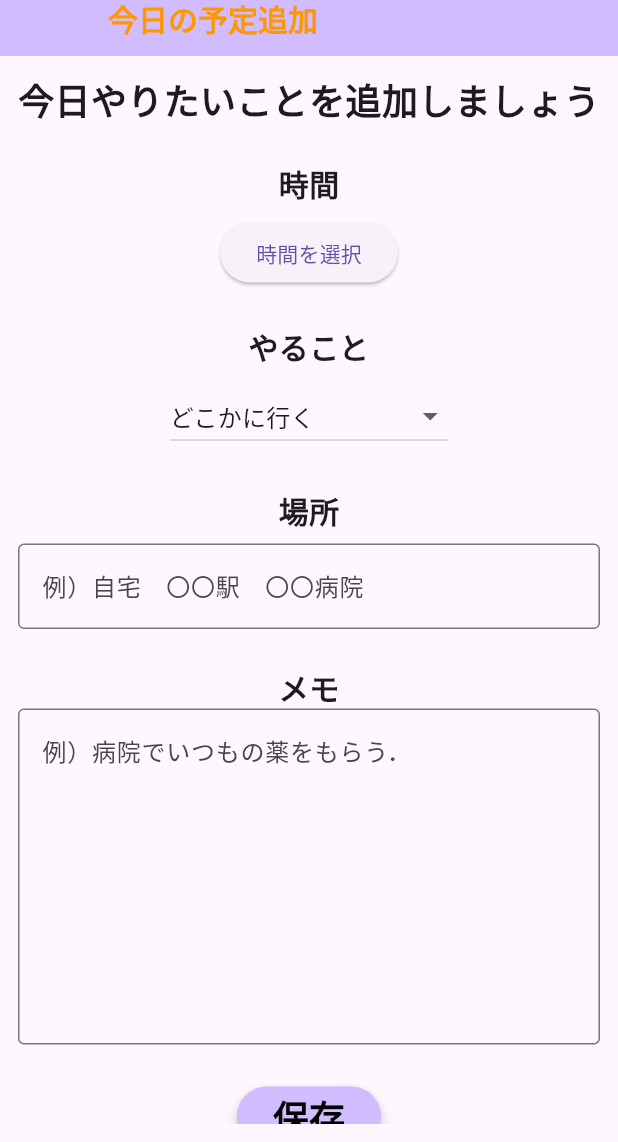
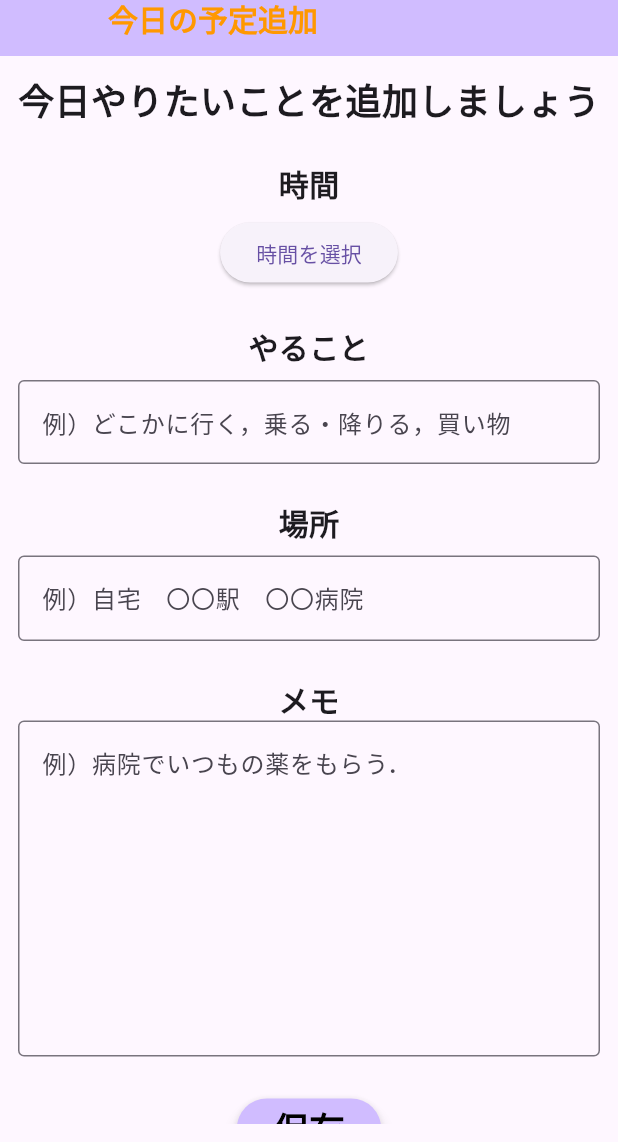
Before and after one commit to nabe33/Gojo2024, a Flutter app: the AddTaskPage screen opened directly, on a phone screen of 412 x 824 dp, the part 94-1236 px from its top. Run offline on Flutter 3.47's test engine with Material 3 defaults, Android fonts, the phone set to English and light mode, and no system bars; our stand-ins replace audioplayers, cloud_firestore, firebase_auth, firebase_core, flutter_riverpod, vibration; accounts and stored records are empty; generated files the repository leaves out were written again.

Commit message:
タスクリストの機能修正と追加

```diff
--- a/lib/tasklist/add_task.dart
+++ b/lib/tasklist/add_task.dart
@@ -12,10 +12,11 @@ class AddTaskPage extends ConsumerStatefulWidget {
 }
 
 class _MyPageEditState extends ConsumerState<AddTaskPage> {
+  final TextEditingController taskController = TextEditingController();
   final TextEditingController placeController = TextEditingController();
   final TextEditingController memoController = TextEditingController();
   TimeOfDay? selectedTime;
-  String selectedTask = 'どこかに行く';
+  // String selectedTask = 'どこかに行く';
 
   @override
   void initState() {
@@ -108,6 +109,7 @@ class _MyPageEditState extends ConsumerState<AddTaskPage> {
                       : '時間を選択'),
                 ),
                 SizedBox(height: 24),
+                //
                 Text(
                   'やること',
                   style: TextStyle(
@@ -116,7 +118,14 @@ class _MyPageEditState extends ConsumerState<AddTaskPage> {
                   ),
                 ),
                 SizedBox(height: 8),
-                DropdownButton<String>(
+                TextField(
+                  controller: taskController,
+                  decoration: InputDecoration(
+                    hintText: '例）どこかに行く，乗る・降りる，買い物',
+                    border: OutlineInputBorder(),
+                  ),
+                ),
+                /*DropdownButton<String>(
                   value: selectedTask,
                   onChanged: (String? newValue) {
                     setState(() {
@@ -131,6 +140,7 @@ class _MyPageEditState extends ConsumerState<AddTaskPage> {
                     );
                   }).toList(),
                 ),
+                */
                 SizedBox(height: 24),
                 Text(
                   '場所',
@@ -171,7 +181,7 @@ class _MyPageEditState extends ConsumerState<AddTaskPage> {
                       placeController.text,
                       memoController.text,
                       selectedTime,
-                      selectedTask,
+                      taskController.text,
                     );
                     ScaffoldMessenger.of(context).showSnackBar(
                       SnackBar(content: Text('今日の予定を保存しました')),
```
Also changed, not shown: lib/helpCard/enlarge_helpcard.dart (+4 -14 lines), lib/tasklist/tasklist_top.dart (+20 -18 lines), 1 other file.
